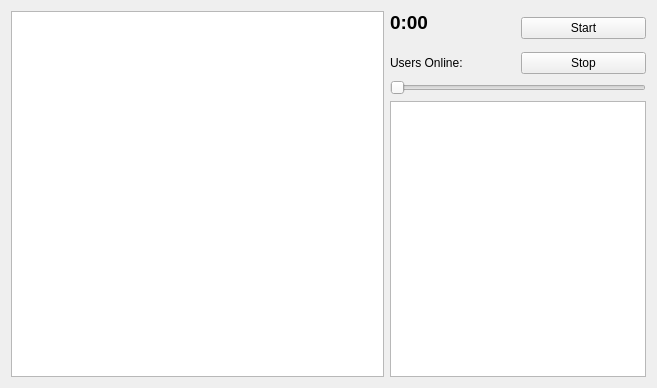
SpaceWind/tabotalife, file streamerenv.ui: the form before one commit.
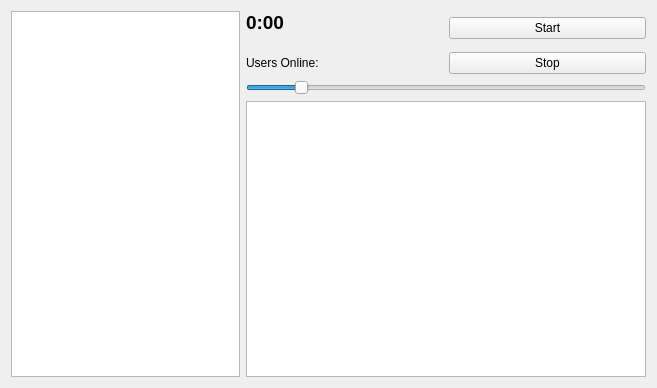
The form after the commit.

The edit to the form file:
```diff
--- a/streamerenv.ui
+++ b/streamerenv.ui
@@ -39,7 +39,14 @@
     <widget class="QListWidget" name="listWidget"/>
    </item>
    <item row="5" column="1" colspan="2">
-    <widget class="QPlainTextEdit" name="plainTextEdit"/>
+    <widget class="QPlainTextEdit" name="plainTextEdit">
+     <property name="minimumSize">
+      <size>
+       <width>400</width>
+       <height>0</height>
+      </size>
+     </property>
+    </widget>
    </item>
    <item row="3" column="2">
     <widget class="QPushButton" name="pushButton_2">
@@ -60,6 +67,9 @@
      <property name="maximum">
       <number>8</number>
      </property>
+     <property name="value">
+      <number>1</number>
+     </property>
      <property name="orientation">
       <enum>Qt::Horizontal</enum>
      </property>
```
